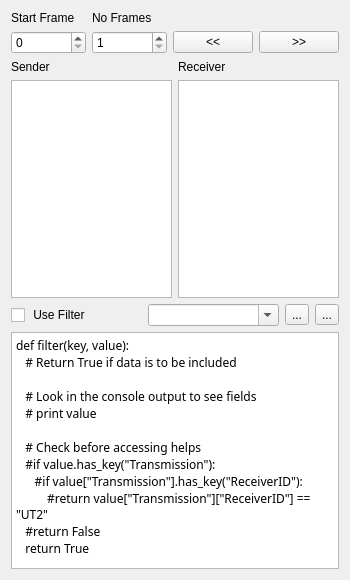
Qt form ui/Widgets_TraceNavigation.ui (ComNets/openwns-wrowser) before a commit.
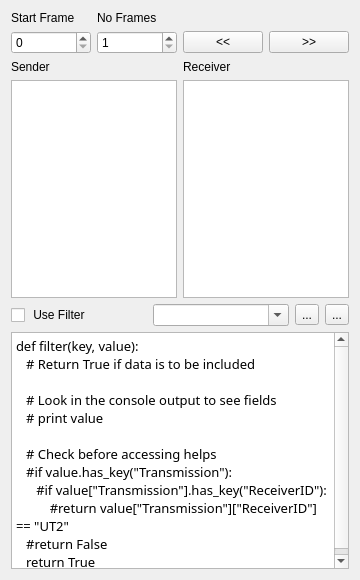
The same form after that commit. Icons and pictures are not drawn.

Commit message: Degraded QPlainTextEdit to QTextEdit

```diff
--- a/ui/Widgets_TraceNavigation.ui
+++ b/ui/Widgets_TraceNavigation.ui
@@ -6,7 +6,7 @@
    <rect>
     <x>0</x>
     <y>0</y>
-    <width>350</width>
+    <width>360</width>
     <height>580</height>
    </rect>
   </property>
@@ -165,26 +165,36 @@
     </layout>
    </item>
    <item>
-    <widget class="QPlainTextEdit" name="customFilter">
+    <widget class="QTextEdit" name="customFilter">
      <property name="font">
       <font>
        <family>Courier 10 Pitch</family>
        <underline>false</underline>
       </font>
      </property>
-     <property name="plainText">
-      <string>def filter(key, value):
-   # Return True if data is to be included
-
-   # Look in the console output to see fields
-   # print value
-
-   # Check before accessing helps
-   #if value.has_key(&quot;Transmission&quot;):
-      #if value[&quot;Transmission&quot;].has_key(&quot;ReceiverID&quot;):
-          #return value[&quot;Transmission&quot;][&quot;ReceiverID&quot;] == &quot;UT2&quot;
-   #return False
-   return True</string>
+     <property name="toolTip">
+      <string>Python code of filter</string>
+     </property>
+     <property name="html">
+      <string>&lt;!DOCTYPE HTML PUBLIC &quot;-//W3C//DTD HTML 4.0//EN&quot; &quot;http://www.w3.org/TR/REC-html40/strict.dtd&quot;&gt;
+&lt;html&gt;&lt;head&gt;&lt;meta name=&quot;qrichtext&quot; content=&quot;1&quot; /&gt;&lt;style type=&quot;text/css&quot;&gt;
+p, li { white-space: pre-wrap; }
+&lt;/style&gt;&lt;/head&gt;&lt;body style=&quot; font-family:'Courier 10 Pitch'; font-size:10pt; font-weight:400; font-style:normal;&quot;&gt;
+&lt;p style=&quot; margin-top:0px; margin-bottom:0px; margin-left:0px; margin-right:0px; -qt-block-indent:0; text-indent:0px;&quot;&gt;def filter(key, value):&lt;/p&gt;
+&lt;p style=&quot; margin-top:0px; margin-bottom:0px; margin-left:0px; margin-right:0px; -qt-block-indent:0; text-indent:0px;&quot;&gt;   # Return True if data is to be included&lt;/p&gt;
+&lt;p style=&quot;-qt-paragraph-type:empty; margin-top:0px; margin-bottom:0px; margin-left:0px; margin-right:0px; -qt-block-indent:0; text-indent:0px;&quot;&gt;&lt;/p&gt;
+&lt;p style=&quot; margin-top:0px; margin-bottom:0px; margin-left:0px; margin-right:0px; -qt-block-indent:0; text-indent:0px;&quot;&gt;   # Look in the console output to see fields&lt;/p&gt;
+&lt;p style=&quot; margin-top:0px; margin-bottom:0px; margin-left:0px; margin-right:0px; -qt-block-indent:0; text-indent:0px;&quot;&gt;   # print value&lt;/p&gt;
+&lt;p style=&quot;-qt-paragraph-type:empty; margin-top:0px; margin-bottom:0px; margin-left:0px; margin-right:0px; -qt-block-indent:0; text-indent:0px;&quot;&gt;&lt;/p&gt;
+&lt;p style=&quot; margin-top:0px; margin-bottom:0px; margin-left:0px; margin-right:0px; -qt-block-indent:0; text-indent:0px;&quot;&gt;   # Check before accessing helps&lt;/p&gt;
+&lt;p style=&quot; margin-top:0px; margin-bottom:0px; margin-left:0px; margin-right:0px; -qt-block-indent:0; text-indent:0px;&quot;&gt;   #if value.has_key(&amp;quot;Transmission&amp;quot;):&lt;/p&gt;
+&lt;p style=&quot; margin-top:0px; margin-bottom:0px; margin-left:0px; margin-right:0px; -qt-block-indent:0; text-indent:0px;&quot;&gt;      #if value[&amp;quot;Transmission&amp;quot;].has_key(&amp;quot;ReceiverID&amp;quot;):&lt;/p&gt;
+&lt;p style=&quot; margin-top:0px; margin-bottom:0px; margin-left:0px; margin-right:0px; -qt-block-indent:0; text-indent:0px;&quot;&gt;          #return value[&amp;quot;Transmission&amp;quot;][&amp;quot;ReceiverID&amp;quot;] == &amp;quot;UT2&amp;quot;&lt;/p&gt;
+&lt;p style=&quot; margin-top:0px; margin-bottom:0px; margin-left:0px; margin-right:0px; -qt-block-indent:0; text-indent:0px;&quot;&gt;   #return False&lt;/p&gt;
+&lt;p style=&quot; margin-top:0px; margin-bottom:0px; margin-left:0px; margin-right:0px; -qt-block-indent:0; text-indent:0px;&quot;&gt;   return True&lt;/p&gt;&lt;/body&gt;&lt;/html&gt;</string>
+     </property>
+     <property name="acceptRichText">
+      <bool>false</bool>
      </property>
     </widget>
    </item>
```
Left out of the diff: 6 changed lines with no effect on the pictures.
